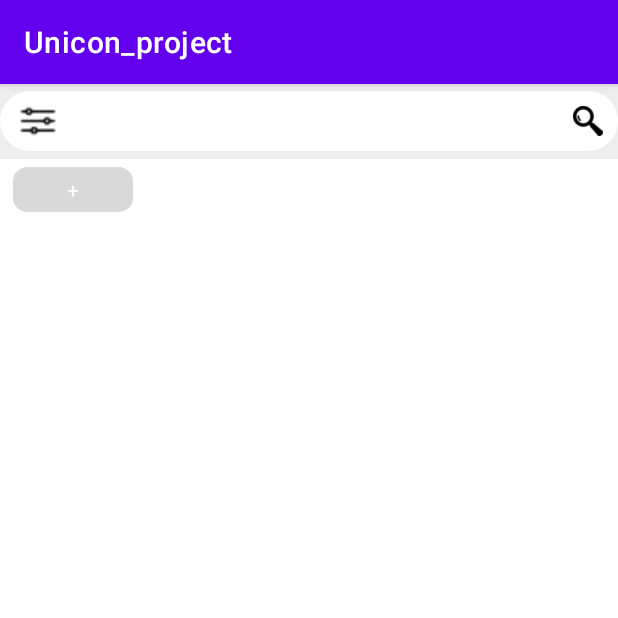
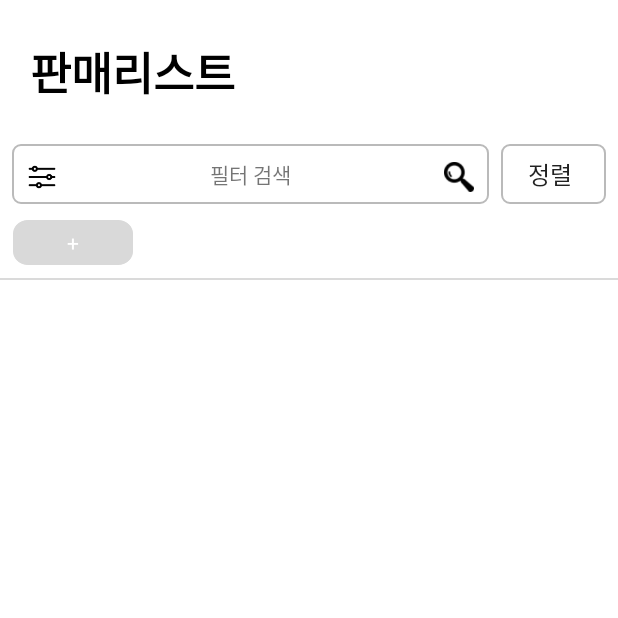
Before and after one commit to rudan8256/unicon_project, an Android app: the SaleList screen opened directly, with no data from a screen before it, on a phone screen of 412 x 824 dp, the top half of it. Run offline under Robolectric (Android 15) with nearby library versions, the phone set to English and light mode, and no system bars; our stand-ins replace Firebase (no records; nobody signed in at launch, a user with empty details on screens opened directly).

Commit message:
판매리스트 디자인 수정 [박경무]

```diff
--- a/app/src/main/res/drawable/maptest_round_corner.xml
+++ b/app/src/main/res/drawable/maptest_round_corner.xml
@@ -1,7 +1,9 @@
 <?xml version="1.0" encoding="utf-8"?>
 <shape xmlns:android="http://schemas.android.com/apk/res/android">
-    <solid android:color="#ffffff"/>
-    <corners android:radius="20dp"/>
+
+    <corners android:radius="5dp"/>
+    <stroke android:color="#BABABA"
+        android:width="1dp"/>
     <padding
         android:left="10dp"
         android:top="2dp"
--- a/app/src/main/res/layout/activity_sale_list.xml
+++ b/app/src/main/res/layout/activity_sale_list.xml
@@ -9,53 +9,84 @@
 
     <LinearLayout
         android:layout_width="match_parent"
-        android:layout_height="50dp"
-        android:background="#eee"
-        app:layout_constraintEnd_toEndOf="parent"
-        app:layout_constraintStart_toStartOf="parent"
-        app:layout_constraintTop_toTopOf="parent"
-        android:id="@+id/layout"
-        android:gravity="center">
+        android:layout_height="wrap_content"
+        android:orientation="horizontal">
+        <TextView
+            android:textColor="@color/black"
+            android:textStyle="bold"
+            android:layout_marginTop="25dp"
+            android:layout_marginLeft="20dp"
+            android:layout_marginBottom="25dp"
+            android:textSize="30dp"
+            android:text="판매리스트"
+            android:layout_width="wrap_content"
+            android:layout_height="wrap_content"/>
+
+    </LinearLayout>
+
 
     <LinearLayout
+        android:layout_marginLeft="8dp"
+        android:layout_marginBottom="5dp"
         android:layout_width="match_parent"
         android:layout_height="40dp"
         android:orientation="horizontal"
-            android:background="@drawable/maptest_round_corner"
         android:gravity="center">
 
-            <Spinner
-                android:id="@+id/spinner_filter"
-                android:layout_width="40dp"
-                android:layout_height="wrap_content"
-                android:entries="@array/filter_array"
-                android:background="@drawable/filter_background"
-                app:layout_constraintBottom_toTopOf="@id/map"
-                app:layout_constraintRight_toRightOf="parent" />
 
         <LinearLayout
+
+            android:layout_marginRight="8dp"
+            android:background="@drawable/maptest_round_corner"
+            android:orientation="horizontal"
             android:id="@+id/et_autocomplete"
-                android:layout_width="match_parent"
+            android:layout_width="wrap_content"
             android:layout_height="40dp"
-                android:gravity="end">
+            android:layout_weight="1"
+            >
+
+            <ImageView
+                android:layout_width="20dp"
+                android:layout_height="40dp"
+                android:src="@drawable/ic_settings" />
+            <TextView
+                android:layout_gravity="center"
+                android:gravity="center"
+                android:layout_weight="1"
+                android:layout_width="wrap_content"
+                android:layout_height="wrap_content"
+                android:text="필터 검색"/>
+
             <ImageView
                 android:layout_width="20dp"
                 android:layout_height="40dp"
                 android:src="@drawable/search_icon" />
         </LinearLayout>
 
+        <Spinner
+            android:layout_marginRight="8dp"
+            android:background="@drawable/maptest_round_corner"
+            android:id="@+id/spinner_filter"
+            android:layout_width="70dp"
+            android:layout_height="40dp"
+            android:entries="@array/filter_array"
+            >
+        </Spinner>
+
+
+
+
     </LinearLayout>
 
 
-    </LinearLayout>
     <LinearLayout
         android:layout_margin="5dp"
         android:layout_width="match_parent"
         android:layout_height="wrap_content"
         android:orientation="horizontal">
         <TextView
+            android:id="@+id/tv_emptytag"
             android:layout_marginHorizontal="3dp"
-            android:id="@+id/tv_emptytag"
             android:layout_width="80dp"
             android:layout_height="30dp"
             android:text="+"
@@ -71,7 +102,16 @@
             android:layout_height="30dp"
             android:orientation="horizontal"/>
 
+
     </LinearLayout>
+
+    <View
+        android:layout_marginTop="3dp"
+        android:layout_marginBottom="3dp"
+        android:background="#DADADA"
+        android:layout_width="match_parent"
+        android:layout_height="1dp"/>
+
 
     <androidx.swiperefreshlayout.widget.SwipeRefreshLayout
         android:id="@+id/refresh_board"
--- a/app/src/main/res/layout/item_tag.xml
+++ b/app/src/main/res/layout/item_tag.xml
@@ -1,14 +1,15 @@
 <?xml version="1.0" encoding="utf-8"?>
 <LinearLayout xmlns:android="http://schemas.android.com/apk/res/android"
-    android:layout_width="100dp"
+    android:layout_width="85dp"
     android:layout_height="30dp"
     android:background="@drawable/ic_tag"
-    android:layout_margin="5dp"
+    android:layout_marginLeft="2dp"
+    android:layout_marginRight="2dp"
     >
 
     <TextView
         android:id="@+id/tv_title"
-        android:layout_width="78dp"
+        android:layout_width="60dp"
         android:layout_height="30dp"
         android:text=""
         android:textStyle="bold"
@@ -20,6 +21,7 @@
         android:layout_marginRight="2dp"
         android:id="@+id/iv_delete"
         android:layout_width="20dp"
+        android:padding="2dp"
         android:layout_height="wrap_content"
         android:src="@drawable/ic_delete"
         android:layout_gravity="center"
--- a/app/src/main/res/values-night/themes.xml
+++ b/app/src/main/res/values-night/themes.xml
@@ -9,6 +9,8 @@
         <item name="colorSecondary">@color/teal_200</item>
         <item name="colorSecondaryVariant">@color/teal_200</item>
         <item name="colorOnSecondary">@color/black</item>
+        <item name="windowActionBar">false</item>
+        <item name="windowNoTitle">true</item>
         <!-- Status bar color. -->
         <item name="android:statusBarColor" tools:targetApi="l">?attr/colorPrimaryVariant</item>
         <!-- Customize your theme here. -->
--- a/app/src/main/res/values/arrayFilter.xml
+++ b/app/src/main/res/values/arrayFilter.xml
@@ -1,7 +1,7 @@
 <?xml version="1.0" encoding="utf-8"?>
 <resources>
     <string-array name="filter_array">
-        <item>상관없음</item>
+        <item>정렬</item>
         <item>가격 낮은 순</item>
         <item>가격 높은 순</item>
         <item>가까운 순</item>
--- a/app/src/main/res/values/themes.xml
+++ b/app/src/main/res/values/themes.xml
@@ -9,6 +9,8 @@
         <item name="colorSecondary">@color/teal_200</item>
         <item name="colorSecondaryVariant">@color/teal_700</item>
         <item name="colorOnSecondary">@color/black</item>
+        <item name="windowActionBar">false</item>
+        <item name="windowNoTitle">true</item>
         <!-- Status bar color. -->
         <item name="android:statusBarColor" tools:targetApi="l">?attr/colorPrimaryVariant</item>
         <!-- Customize your theme here. -->
```
Lines whose indentation alone changed are shown as unchanged.
